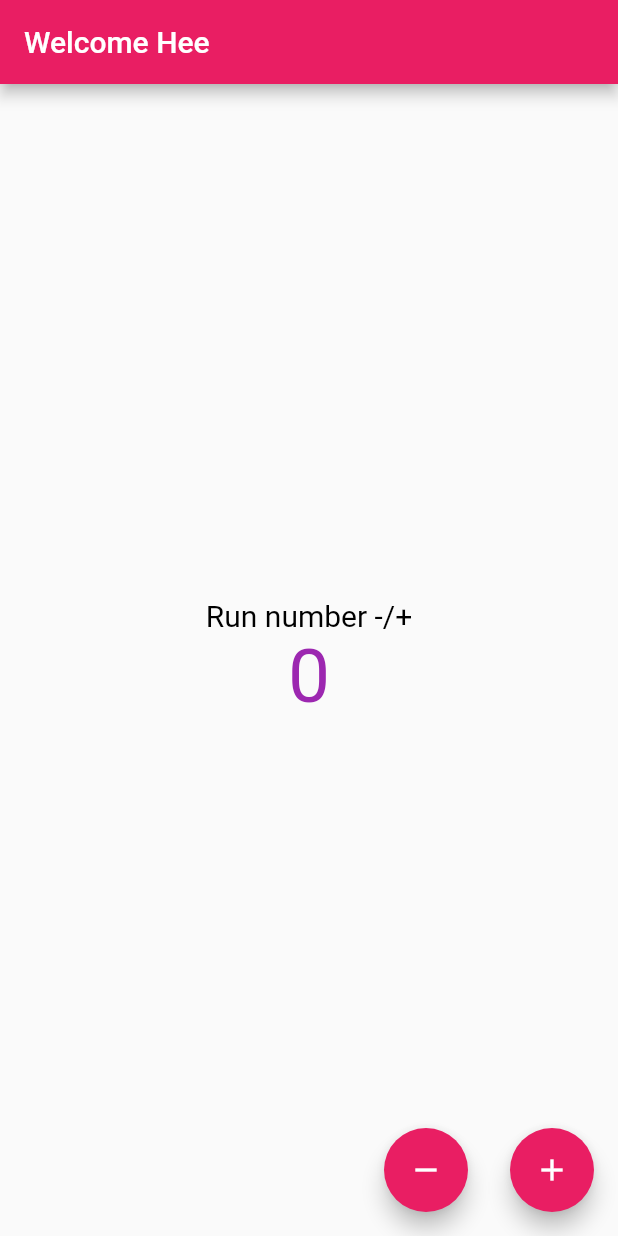
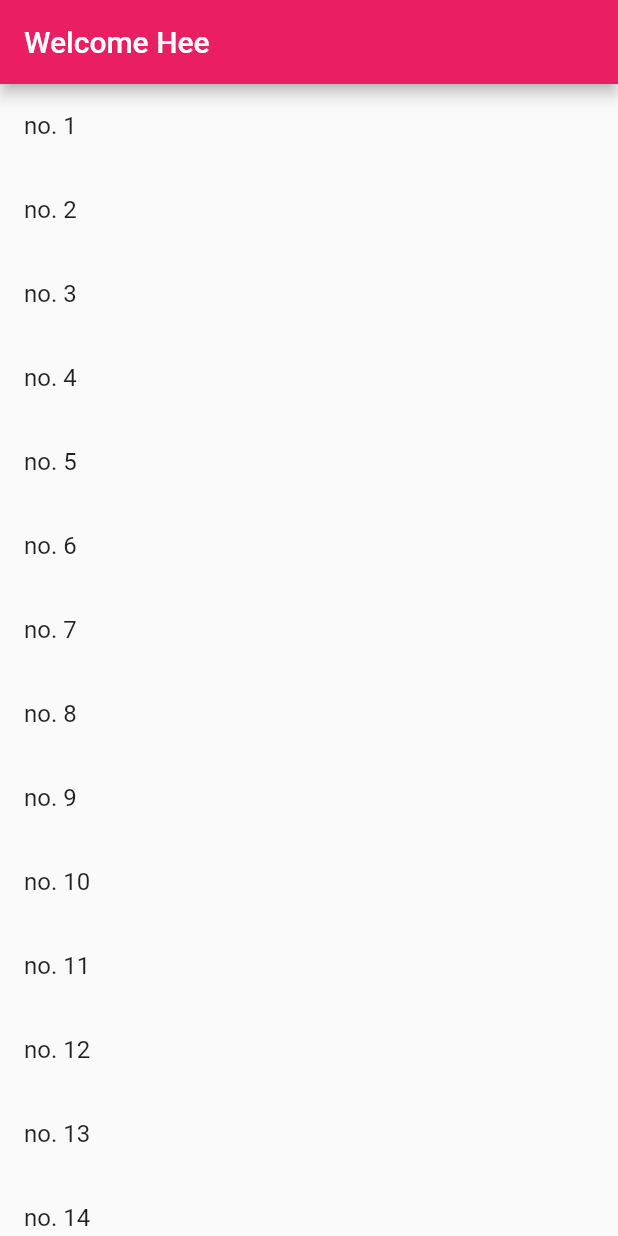
Before and after one commit to HumYacom/flutter, a Flutter app: the screen it shows after launch, on a phone screen of 412 x 824 dp. Run offline on Flutter 3.47's test engine with Material 2 defaults, Android fonts, the phone set to English and light mode, and no system bars.

Commit message:
create All listview

```diff
--- a/lib/main.dart
+++ b/lib/main.dart
@@ -41,28 +41,46 @@ class _Main2State extends State<Main2> {
     });
   }
 
+  List<Widget> getData(int count) {
+    List<Widget> data = [];
+    for (var i = 0; i < count; i++) {
+      var menu = ListTile(
+          /*title: Text("no. ${i + 1}"),*/
+          );
+      data.add(menu);
+    }
+    return data;
+  }
+
   @override
   Widget build(BuildContext context) {
+    /*data.add(Text(
+      "Add manu",
+      style: TextStyle(fontSize: 60, color: Colors.black),
+    ));
+    data.add(Text(Number.toString(),
+        style: TextStyle(fontSize: 50, color: Colors.purple)));
+*/
     return Scaffold(
-      appBar: AppBar(
-        title: Text("Welcome Hee"),
-      ),
-      body: Center(
+        appBar: AppBar(
+          title: Text("Welcome Hee"),
+        ),
+        body: ListView.builder(
+            itemCount: 15,
+            itemBuilder: (BuildContext context, int index) {
+              return ListTile(title: Text("no. ${index + 1}"));
+            }));
+    /*Center(
         /*child: Image(
               image: NetworkImage(
                   "https://lzd-img-global.slatic.net/g/p/c5da016964721e0d47a069d538c464b5.jpg_720x720q80.jpg_.webp"),
             ),*/
-        child: Column(
-          mainAxisAlignment: MainAxisAlignment.center,
-          children: [
-            Text("Run number -/+",
-                style: TextStyle(fontSize: 20, color: Colors.black)),
-            Text("$Number",
-                style: TextStyle(fontSize: 50, color: Colors.purple))
-          ],
+        child: ListView(
+          /* mainAxisAlignment: MainAxisAlignment.center,*/
+          children: getData(30),
         ),
-      ),
-      floatingActionButton: Row(
+      ),*/
+    /* floatingActionButton: Row(
         mainAxisAlignment: MainAxisAlignment.end,
         children: [
           FloatingActionButton(
@@ -80,6 +98,6 @@ class _Main2State extends State<Main2> {
           ),
         ],
       ),
-    );
+    );*/
   }
 }
```
